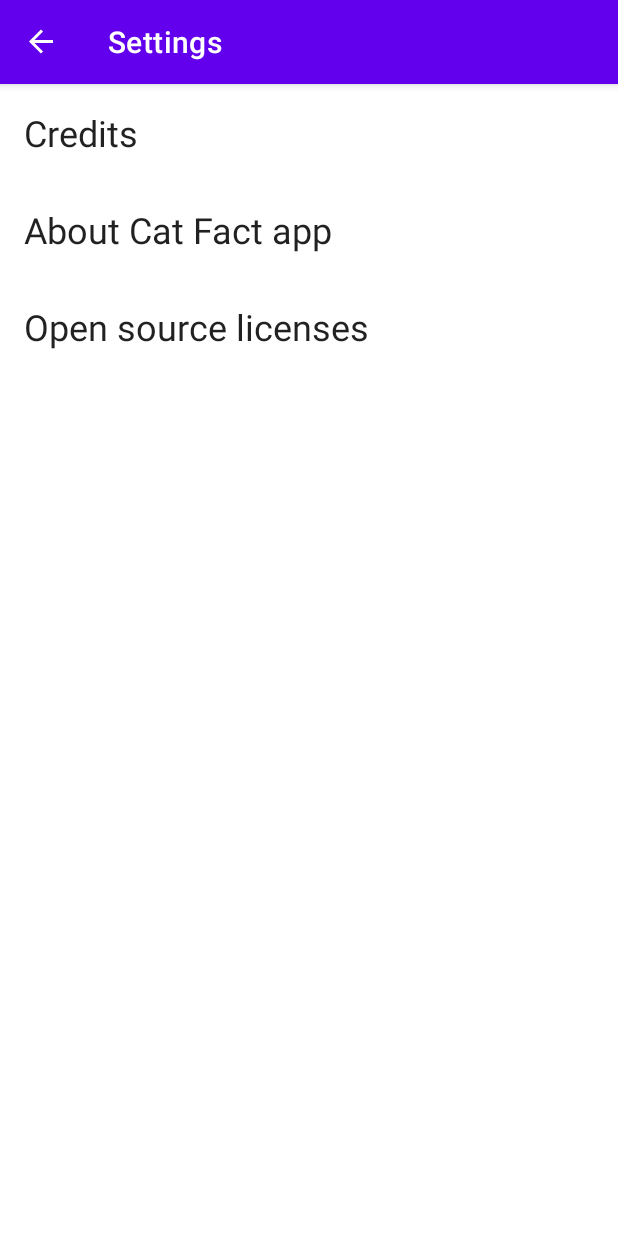
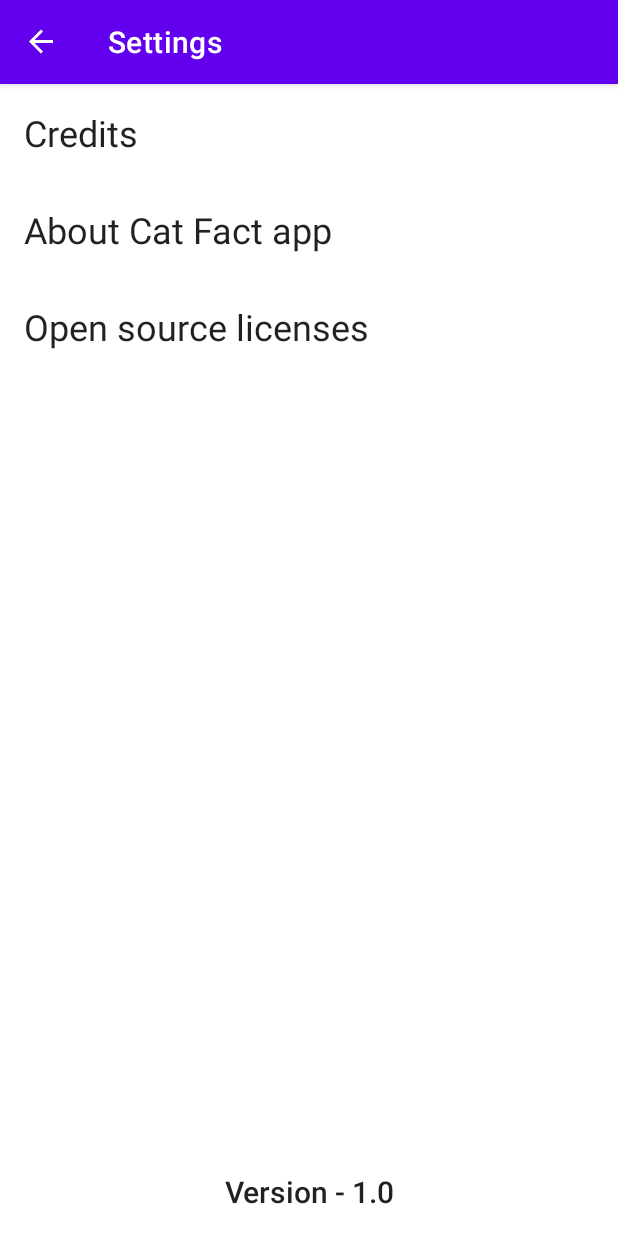
Before and after one commit to Abhimanyu14/cat-fact, an Android app: the SettingsFragment screen opened through its navigation route, on a phone screen of 412 x 824 dp. Run offline under Robolectric (Android 15) with nearby library versions, the phone set to English and light mode, and no system bars; our stand-ins replace data binding, navigation-ui, paging; libraries missing offline, so code that uses them is left out: com.google.android.gms; pictures from the network do not load.

Commit message:
build version

```diff
--- a/codebase/android/app/src/main/java/com/makeappssimple/abhimanyu/catfact/android/ui/settings/SettingsFragment.kt
+++ b/codebase/android/app/src/main/java/com/makeappssimple/abhimanyu/catfact/android/ui/settings/SettingsFragment.kt
@@ -8,7 +8,9 @@ import android.view.ViewGroup
 import androidx.fragment.app.Fragment
 import androidx.navigation.fragment.findNavController
 import com.google.android.gms.oss.licenses.OssLicensesMenuActivity
+import com.makeappssimple.abhimanyu.catfact.android.R
 import com.makeappssimple.abhimanyu.catfact.android.databinding.FragmentSettingsBinding
+import com.makeappssimple.abhimanyu.catfact.android.utils.getBuildVersionName
 
 class SettingsFragment : Fragment() {
 
@@ -44,5 +46,10 @@ class SettingsFragment : Fragment() {
             val intent = Intent(activity, OssLicensesMenuActivity::class.java)
             activity?.startActivity(intent)
         }
+        binding.root.context.resources.getString(R.string.recyclerview_item_layout_fact)
+        binding.fragmentSettingsTextviewVersion.text = String.format(
+            resources.getString(R.string.fragment_settings_version),
+            getBuildVersionName()
+        )
     }
 }
--- a/codebase/android/app/src/main/java/com/makeappssimple/abhimanyu/catfact/android/utils/BuildUtils.kt
+++ b/codebase/android/app/src/main/java/com/makeappssimple/abhimanyu/catfact/android/utils/BuildUtils.kt
@@ -7,4 +7,6 @@ fun isDebugBuild() = BuildConfig.DEBUG
 
 fun getBuildVersion() = Build.VERSION.SDK_INT
 
+fun getBuildVersionName() = BuildConfig.VERSION_NAME
+
 fun isAndroidApiEqualToOrAbove(buildVersionNumber: Int) = getBuildVersion() >= buildVersionNumber
--- a/codebase/android/app/src/main/res/layout/fragment_settings.xml
+++ b/codebase/android/app/src/main/res/layout/fragment_settings.xml
@@ -1,11 +1,11 @@
 <?xml version="1.0" encoding="utf-8"?>
-<layout>
+<layout xmlns:app="http://schemas.android.com/apk/res-auto">
 
     <data>
 
     </data>
 
-    <ScrollView xmlns:android="http://schemas.android.com/apk/res/android"
+    <androidx.constraintlayout.widget.ConstraintLayout xmlns:android="http://schemas.android.com/apk/res/android"
         xmlns:tools="http://schemas.android.com/tools"
         android:id="@+id/fragment_settings_root_layout"
         android:layout_width="match_parent"
@@ -14,9 +14,13 @@
         tools:context=".ui.settings.SettingsFragment">
 
         <LinearLayout
-            android:layout_width="match_parent"
+            android:id="@+id/fragment_settings_linear_layout"
+            android:layout_width="0dp"
             android:layout_height="wrap_content"
-            android:orientation="vertical">
+            android:orientation="vertical"
+            app:layout_constraintEnd_toEndOf="parent"
+            app:layout_constraintStart_toStartOf="parent"
+            app:layout_constraintTop_toTopOf="parent">
 
             <com.google.android.material.textview.MaterialTextView
                 android:id="@+id/fragment_settings_textview_credits"
@@ -44,6 +48,20 @@
 
         </LinearLayout>
 
-    </ScrollView>
+        <com.google.android.material.textview.MaterialTextView
+            android:id="@+id/fragment_settings_textview_version"
+            android:layout_width="0dp"
+            android:layout_height="wrap_content"
+            android:padding="16dp"
+            android:textAlignment="center"
+            android:textAppearance="@style/TextAppearance.AppCompat.Title"
+            app:layout_constraintBottom_toBottomOf="parent"
+            app:layout_constraintEnd_toEndOf="parent"
+            app:layout_constraintStart_toStartOf="parent"
+            app:layout_constraintTop_toBottomOf="@id/fragment_settings_linear_layout"
+            app:layout_constraintVertical_bias="1"
+            tools:text="Version - 1.0" />
+
+    </androidx.constraintlayout.widget.ConstraintLayout>
 
 </layout>
--- a/codebase/android/app/src/main/res/values/strings.xml
+++ b/codebase/android/app/src/main/res/values/strings.xml
@@ -11,6 +11,7 @@
     <string name="fragment_settings_credits">Credits</string>
     <string name="fragment_settings_about">About Cat Fact app</string>
     <string name="fragment_settings_licences">Open source licenses</string>
+    <string name="fragment_settings_version">Version - %1$s</string>
 
     <!-- fragment_about.xml -->
     <string name="fragment_about_info">
```
